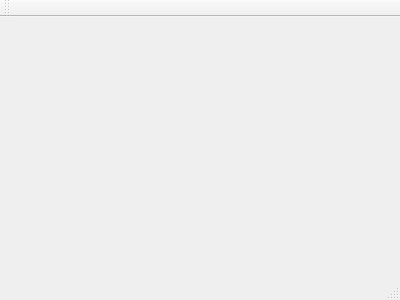
Above: Sources/Contact-Book/GuiApp/mainwindow.ui from kuzo-liza/ContactBook before the change. Below: the same form after it.
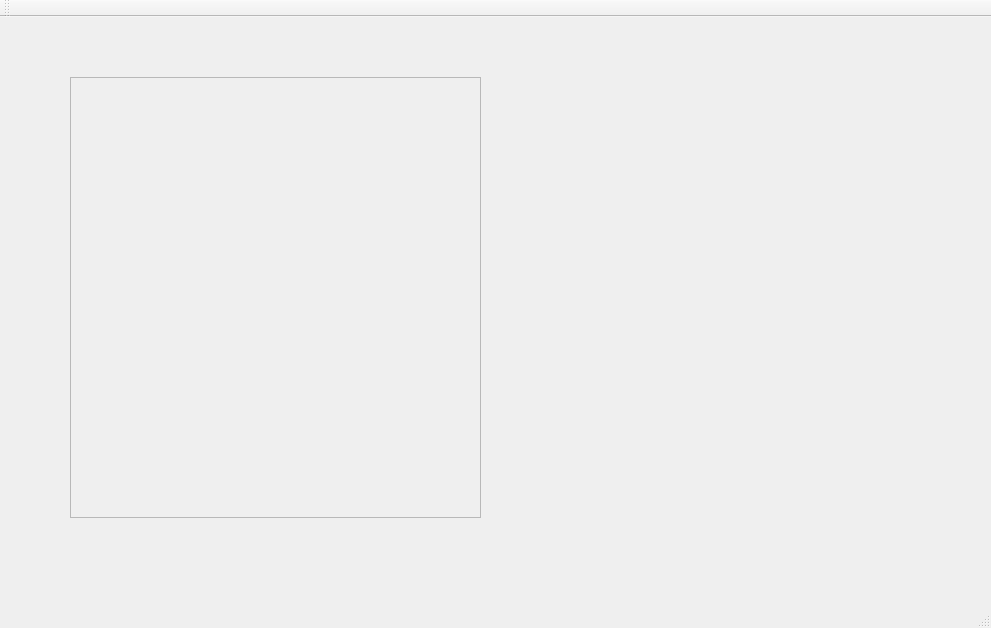
That is the form after the change.

The edit to the form file:
```diff
--- a/Sources/Contact-Book/GuiApp/mainwindow.ui
+++ b/Sources/Contact-Book/GuiApp/mainwindow.ui
@@ -6,14 +6,38 @@
    <rect>
     <x>0</x>
     <y>0</y>
-    <width>400</width>
-    <height>300</height>
+    <width>991</width>
+    <height>628</height>
    </rect>
   </property>
   <property name="windowTitle">
    <string>MainWindow</string>
   </property>
-  <widget class="QWidget" name="centralWidget"/>
+  <widget class="QWidget" name="centralWidget">
+   <widget class="QScrollArea" name="scrollArea">
+    <property name="geometry">
+     <rect>
+      <x>70</x>
+      <y>60</y>
+      <width>411</width>
+      <height>441</height>
+     </rect>
+    </property>
+    <property name="widgetResizable">
+     <bool>true</bool>
+    </property>
+    <widget class="QWidget" name="scrollAreaWidgetContents">
+     <property name="geometry">
+      <rect>
+       <x>0</x>
+       <y>0</y>
+       <width>409</width>
+       <height>439</height>
+      </rect>
+     </property>
+    </widget>
+   </widget>
+  </widget>
   <widget class="QMenuBar" name="menuBar">
    <property name="geometry">
     <rect>
```
Left out of the diff: 2 changed lines with no effect on the pictures.
